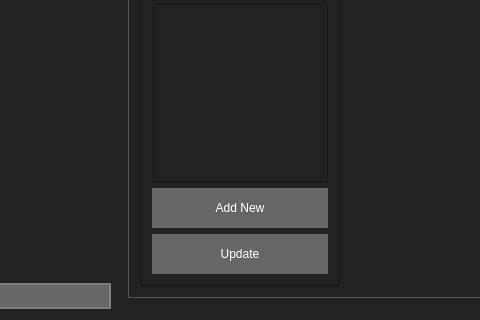
Above: C++Project/GM-Companion/mainwindow.ui from PhilInTheGaps/GM-Companion before the change; both pictures show x 200 to 680 and y 449 to 769 of the 1300 by 769 pixel window. Below: the same form after it.
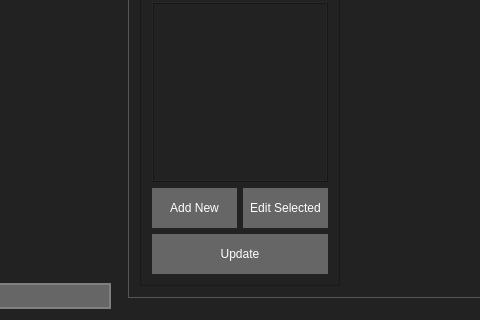
That is the form after the change. Icons and pictures are not drawn.

```diff
--- a/C++Project/GM-Companion/mainwindow.ui
+++ b/C++Project/GM-Companion/mainwindow.ui
@@ -1077,6 +1077,8 @@
                 </widget>
                </item>
                <item>
+                <layout class="QHBoxLayout" name="horizontalLayout">
+                 <item>
                 <widget class="QPushButton" name="createCharacterButton">
                  <property name="text">
                   <string>Add New</string>
@@ -1088,6 +1090,15 @@
                   <bool>false</bool>
                  </property>
                 </widget>
+                 </item>
+                 <item>
+                  <widget class="QPushButton" name="pushButton">
+                   <property name="text">
+                    <string>Edit Selected</string>
+                   </property>
+                  </widget>
+                 </item>
+                </layout>
                </item>
                <item>
                 <widget class="QPushButton" name="updateCharactersButton">
```
Left out of the diff: 2 changed lines with no effect on the pictures. Lines whose indentation alone changed are shown as unchanged.
